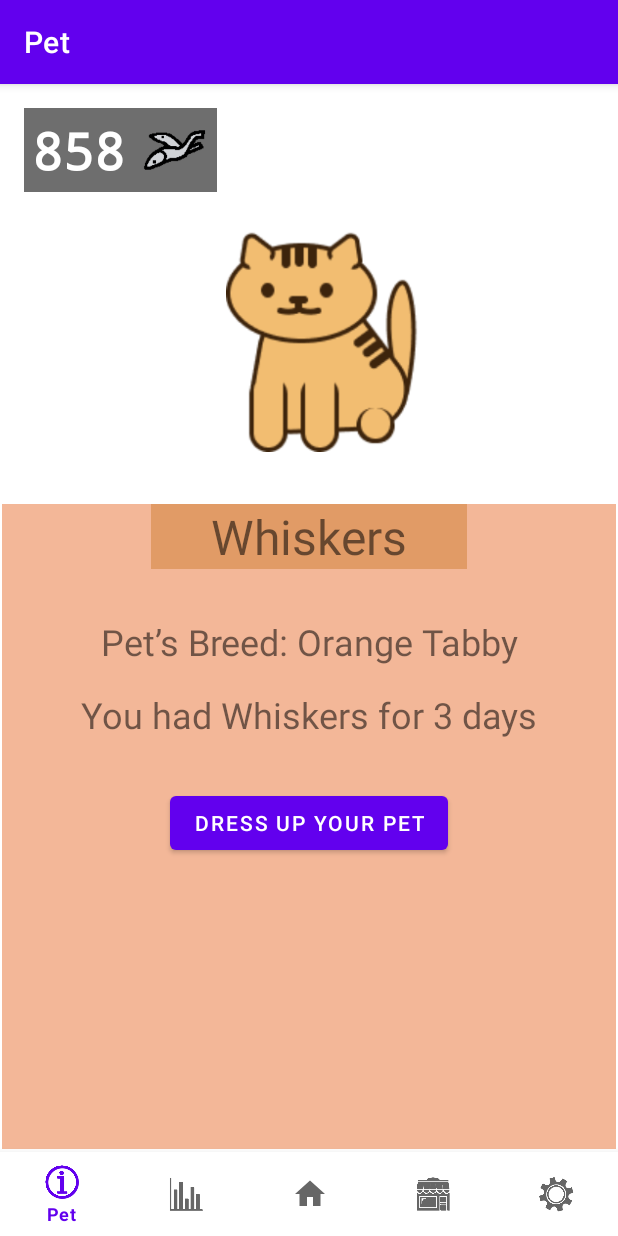
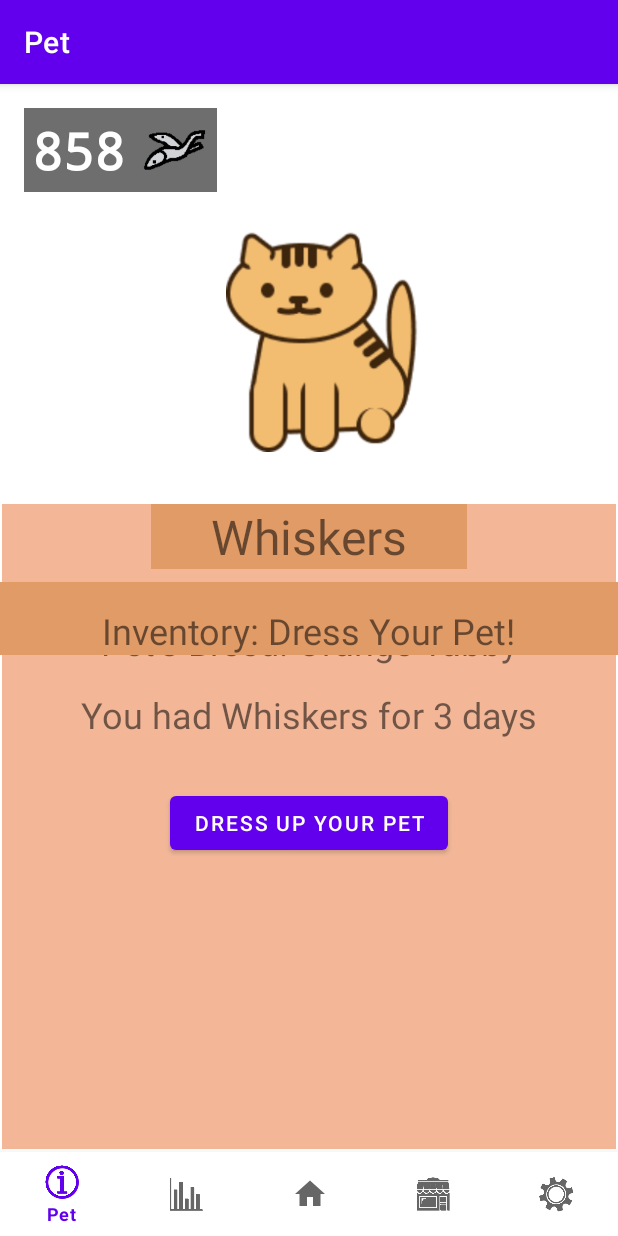
Before and after one commit to blackfloret/JuvenileDiabetesManager, an Android app: the PetFragment screen opened through its navigation route, on a phone screen of 412 x 824 dp. Run offline under Robolectric (Android 15) with nearby library versions, the light colour scheme and no system bars; our stand-ins replace Room's generated code, navigation-ui.

```diff
--- a/app/src/main/java/com/example/juvenilediabetesmanager/ui/pet/PetFragment.kt
+++ b/app/src/main/java/com/example/juvenilediabetesmanager/ui/pet/PetFragment.kt
@@ -28,9 +28,8 @@
         _binding = FragmentPetBinding.inflate(inflater, container, false)
         val root: View = binding.root
 
-//        val textView: TextView = binding.textPet
         petViewModel.text.observe(viewLifecycleOwner) {
-//            textView.text = it
+
         }
         return root
     }
--- a/app/src/main/res/layout/fragment_pet.xml
+++ b/app/src/main/res/layout/fragment_pet.xml
@@ -109,4 +109,32 @@
             app:layout_constraintStart_toStartOf="parent"
             app:layout_constraintTop_toBottomOf="@+id/petInfoDaysDetail" />
     </androidx.constraintlayout.widget.ConstraintLayout>
+
+    <androidx.constraintlayout.widget.ConstraintLayout
+        android:id="@+id/selectSnackBox"
+        android:layout_width="0dp"
+        android:layout_height="wrap_content"
+        android:layout_marginStart="0dp"
+        android:layout_marginEnd="0dp"
+        android:background="#E19B66"
+        android:visibility="visible"
+        app:layout_constraintBottom_toBottomOf="parent"
+        app:layout_constraintEnd_toEndOf="parent"
+        app:layout_constraintHorizontal_bias="0.5"
+        app:layout_constraintStart_toStartOf="parent"
+        app:layout_constraintTop_toTopOf="parent">
+
+        <TextView
+            android:id="@+id/selectSnackText"
+            android:layout_width="wrap_content"
+            android:layout_height="wrap_content"
+            android:layout_marginTop="16dp"
+            android:text="Inventory: Dress Your Pet!"
+            android:textSize="24dp"
+            app:layout_constraintEnd_toEndOf="parent"
+            app:layout_constraintStart_toStartOf="parent"
+            app:layout_constraintTop_toTopOf="parent" />
+
+
+    </androidx.constraintlayout.widget.ConstraintLayout>
 </androidx.constraintlayout.widget.ConstraintLayout>
```
Also changed, not shown: app/src/main/res/drawable/ClothingItem01.png (added), app/src/main/res/drawable/ClothingItem02.png (added), app/src/main/res/drawable/ClothingItem03.png (added), app/src/main/res/drawable/ClothingItem04.png (added), app/src/main/res/drawable/ClothingItem05.png (added), app/src/main/res/drawable/ClothingItem06.png (added).
